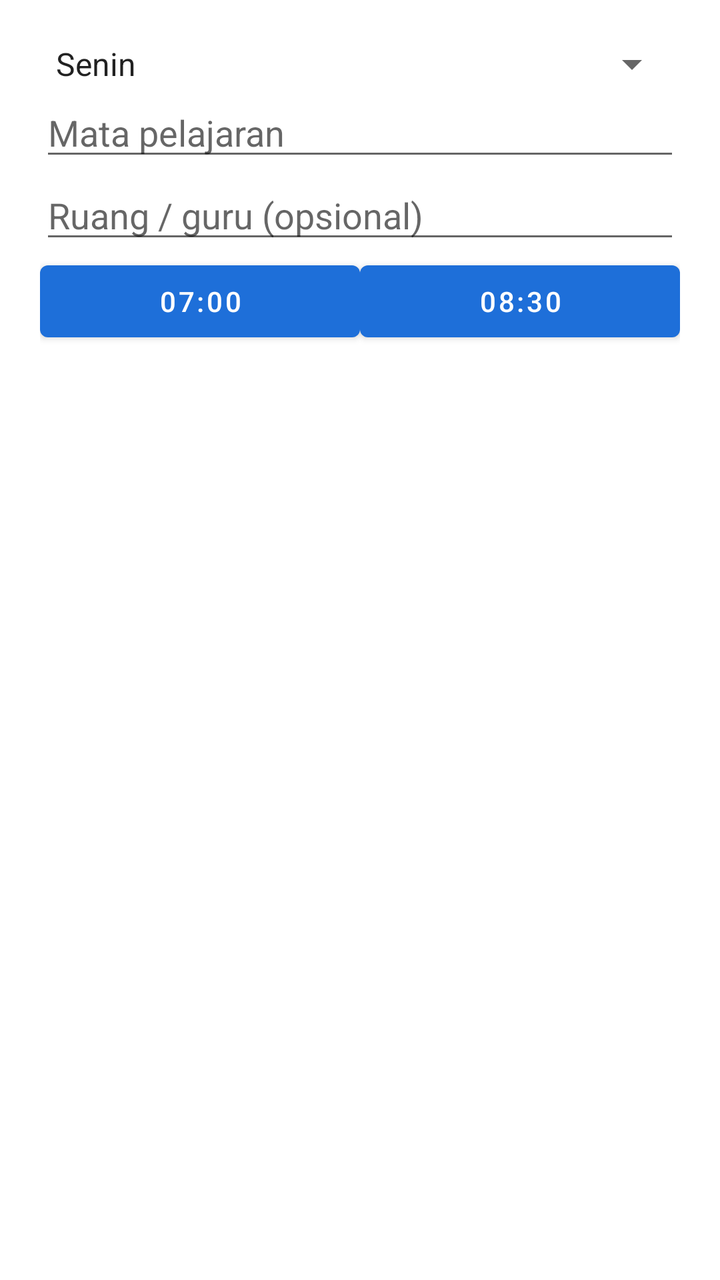
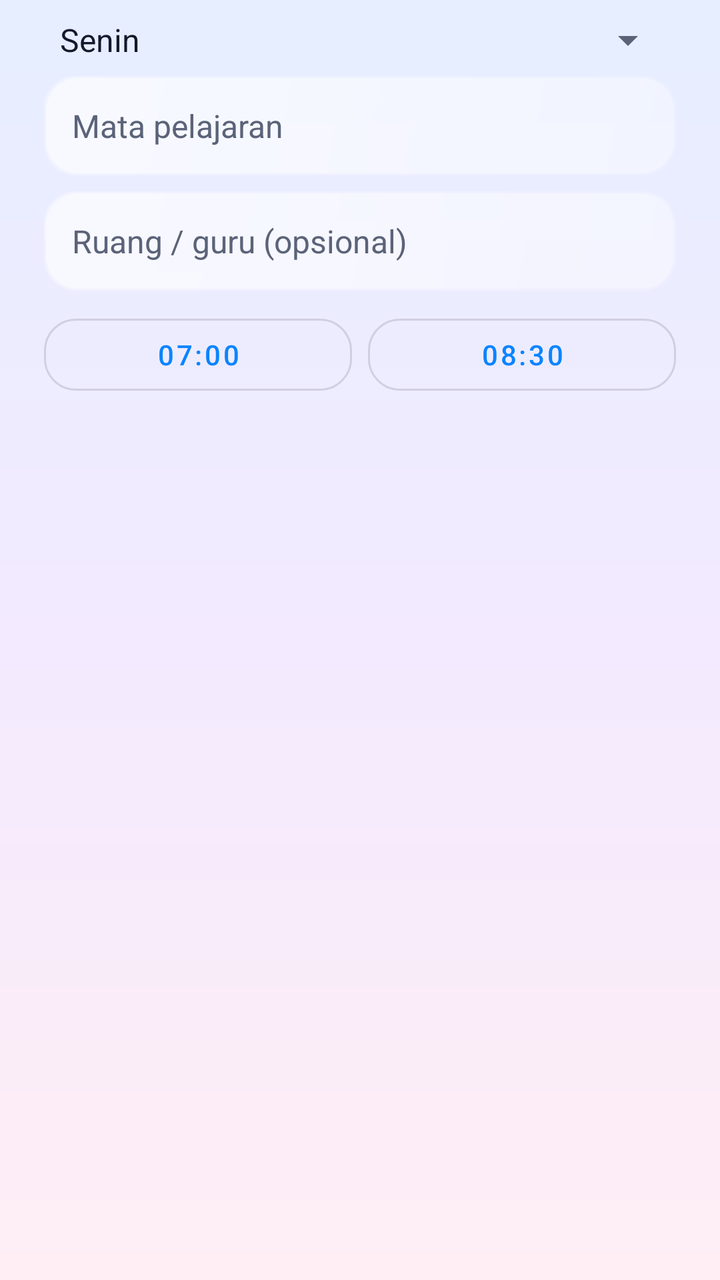

Screens rendered from an Android XML layout before and after an edit, with the pre-edit source and the edit as a unified diff.
<!-- AndroidManifest.xml: application theme Theme.Catatan -->
<!-- res/layout/dialog_lesson.xml -->
<?xml version="1.0" encoding="utf-8"?>
<LinearLayout xmlns:android="http://schemas.android.com/apk/res/android"
    android:layout_width="match_parent"
    android:layout_height="wrap_content"
    android:orientation="vertical"
    android:padding="20dp">

    <Spinner android:id="@+id/spDay" android:layout_width="match_parent" android:layout_height="wrap_content"
        android:entries="@array/hari" />
    <EditText android:id="@+id/etSubject" android:layout_width="match_parent" android:layout_height="wrap_content"
        android:hint="Mata pelajaran" android:inputType="textCapWords" />
    <EditText android:id="@+id/etRoom" android:layout_width="match_parent" android:layout_height="wrap_content"
        android:hint="Ruang / guru (opsional)" android:inputType="textCapWords" />
    <LinearLayout android:layout_width="match_parent" android:layout_height="wrap_content" android:orientation="horizontal">
        <Button android:id="@+id/btnStart" android:layout_width="0dp" android:layout_weight="1"
            android:layout_height="wrap_content" android:text="07:00" />
        <Button android:id="@+id/btnEnd" android:layout_width="0dp" android:layout_weight="1"
            android:layout_height="wrap_content" android:text="08:30" />
    </LinearLayout>
</LinearLayout>
<!-- resources referenced by this layout -->
<resources>
  <style name="Theme.Catatan" parent="Theme.MaterialComponents.DayNight.DarkActionBar">
          <item name="colorPrimary">#1E6FD9</item>
          <item name="colorPrimaryVariant">#1457AD</item>
          <item name="colorSecondary">#1E6FD9</item>
          <item name="colorOnPrimary">#FFFFFF</item>
      </style>
  <!-- unchanged entries left out for length: 1 -->
</resources>

<!-- the commit's change to res/layout/dialog_lesson.xml (unified diff, before → after) -->
@@ -1,20 +1,26 @@
 <?xml version="1.0" encoding="utf-8"?>
 <LinearLayout xmlns:android="http://schemas.android.com/apk/res/android"
+    xmlns:app="http://schemas.android.com/apk/res-auto"
     android:layout_width="match_parent"
     android:layout_height="wrap_content"
     android:orientation="vertical"
-    android:padding="20dp">
+    android:paddingStart="22dp"
+    android:paddingTop="8dp"
+    android:paddingEnd="22dp"
+    android:paddingBottom="4dp">
 
     <Spinner android:id="@+id/spDay" android:layout_width="match_parent" android:layout_height="wrap_content"
-        android:entries="@array/hari" />
-    <EditText android:id="@+id/etSubject" android:layout_width="match_parent" android:layout_height="wrap_content"
+        android:layout_marginBottom="6dp" android:entries="@array/hari" />
+    <EditText android:id="@+id/etSubject" style="@style/App.Input"
         android:hint="Mata pelajaran" android:inputType="textCapWords" />
-    <EditText android:id="@+id/etRoom" android:layout_width="match_parent" android:layout_height="wrap_content"
+    <EditText android:id="@+id/etRoom" style="@style/App.Input"
         android:hint="Ruang / guru (opsional)" android:inputType="textCapWords" />
     <LinearLayout android:layout_width="match_parent" android:layout_height="wrap_content" android:orientation="horizontal">
-        <Button android:id="@+id/btnStart" android:layout_width="0dp" android:layout_weight="1"
-            android:layout_height="wrap_content" android:text="07:00" />
-        <Button android:id="@+id/btnEnd" android:layout_width="0dp" android:layout_weight="1"
-            android:layout_height="wrap_content" android:text="08:30" />
+        <Button android:id="@+id/btnStart" style="@style/Widget.MaterialComponents.Button.OutlinedButton"
+            android:layout_width="0dp" android:layout_weight="1" android:layout_height="wrap_content"
+            android:layout_marginEnd="4dp" android:text="07:00" app:cornerRadius="16dp" />
+        <Button android:id="@+id/btnEnd" style="@style/Widget.MaterialComponents.Button.OutlinedButton"
+            android:layout_width="0dp" android:layout_weight="1" android:layout_height="wrap_content"
+            android:layout_marginStart="4dp" android:text="08:30" app:cornerRadius="16dp" />
     </LinearLayout>
 </LinearLayout>
<!-- resource entries referenced after the edit -->
@@ -1,11 +1,97 @@
 <!-- resources referenced by this layout -->
 <resources>
-  <style name="Theme.Catatan" parent="Theme.MaterialComponents.DayNight.DarkActionBar">
-          <item name="colorPrimary">#1E6FD9</item>
-          <item name="colorPrimaryVariant">#1457AD</item>
-          <item name="colorSecondary">#1E6FD9</item>
+  <style name="App.Input">
+          <item name="android:layout_width">match_parent</item>
+          <item name="android:layout_height">wrap_content</item>
+          <item name="android:layout_marginBottom">8dp</item>
+          <item name="android:background">@drawable/bg_input</item>
+          <item name="android:padding">14dp</item>
+          <item name="android:textColor">@color/ink</item>
+          <item name="android:textColorHint">@color/ink_sub</item>
+          <item name="android:textSize">16sp</item>
+      </style>
+  <style name="Theme.Catatan" parent="Theme.MaterialComponents.DayNight.NoActionBar">
+          <item name="colorPrimary">@color/accent</item>
+          <item name="colorPrimaryVariant">#0060D0</item>
+          <item name="colorSecondary">@color/accent2</item>
           <item name="colorOnPrimary">#FFFFFF</item>
+          <item name="android:windowBackground">@drawable/bg_app</item>
+          <item name="android:statusBarColor">@color/bg_top</item>
+          <item name="android:windowLightStatusBar">@bool/light_bars</item>
+          <item name="android:textColorPrimary">@color/ink</item>
+          <item name="android:textColorSecondary">@color/ink_sub</item>
+          <item name="alertDialogTheme">@style/App.Alert</item>
+          <item name="android:windowAnimationStyle">@style/App.WindowAnim</item>
       </style>
+  <!-- drawable bg_input (drawable) -->
+  <?xml version="1.0" encoding="utf-8"?>
+  <layer-list xmlns:android="http://schemas.android.com/apk/res/android">
+      <item>
+          <shape android:shape="rectangle">
+              <corners android:radius="16dp" />
+              <gradient android:angle="315" android:endColor="#26FFFFFF" android:startColor="#59FFFFFF" />
+          </shape>
+      </item>
+      <item android:bottom="1dp" android:left="1dp" android:right="1dp" android:top="1dp">
+          <shape android:shape="rectangle">
+              <corners android:radius="16dp" />
+              <gradient android:angle="315" android:endColor="#4DFFFFFF" android:startColor="#80FFFFFF" />
+          </shape>
+      </item>
+  </layer-list>
+  <color name="ink">#14182B</color>
+  <color name="ink_sub">#5B6379</color>
+  <color name="accent">#0A84FF</color>
+  <color name="accent2">#5E5CE6</color>
+  <!-- drawable bg_app (drawable) -->
+  <?xml version="1.0" encoding="utf-8"?>
+  <layer-list xmlns:android="http://schemas.android.com/apk/res/android">
+      <item>
+          <shape android:shape="rectangle">
+              <gradient android:angle="270" android:centerColor="@color/bg_mid" android:endColor="@color/bg_bottom" android:startColor="@color/bg_top" />
+          </shape>
+      </item>
+  </layer-list>
+  <color name="bg_top">#E6EEFF</color>
+  <style name="App.Alert" parent="ThemeOverlay.MaterialComponents.Dialog.Alert">
+          <item name="android:windowBackground">@drawable/bg_dialog</item>
+          <item name="android:windowAnimationStyle">@style/App.DialogAnim</item>
+          <item name="android:textColorPrimary">@color/ink</item>
+          <item name="android:textColorSecondary">@color/ink_sub</item>
+          <item name="colorPrimary">@color/accent</item>
+          <item name="buttonBarPositiveButtonStyle">@style/Widget.MaterialComponents.Button.TextButton.Dialog</item>
+      </style>
+  <style name="App.WindowAnim" parent="@android:style/Animation.Activity">
+          <item name="android:activityOpenEnterAnimation">@anim/fade_in</item>
+          <item name="android:activityOpenExitAnimation">@anim/fade_out</item>
+      </style>
+  <color name="bg_mid">#F3EAFF</color>
+  <color name="bg_bottom">#FFEEF4</color>
+  <!-- drawable bg_dialog (drawable) -->
+  <?xml version="1.0" encoding="utf-8"?>
+  <inset xmlns:android="http://schemas.android.com/apk/res/android"
+      android:drawable="@drawable/bg_dialog_inner"
+      android:insetBottom="12dp" android:insetLeft="12dp" android:insetRight="12dp" android:insetTop="12dp" />
+  <style name="App.DialogAnim" parent="@android:style/Animation.Dialog">
+          <item name="android:windowEnterAnimation">@anim/dialog_in</item>
+          <item name="android:windowExitAnimation">@anim/dialog_out</item>
+      </style>
+  <!-- drawable bg_dialog_inner (drawable) -->
+  <?xml version="1.0" encoding="utf-8"?>
+  <layer-list xmlns:android="http://schemas.android.com/apk/res/android">
+      <item>
+          <shape android:shape="rectangle">
+              <corners android:radius="28dp" />
+              <gradient android:angle="315" android:endColor="#40FFFFFF" android:startColor="#CCFFFFFF" />
+          </shape>
+      </item>
+      <item android:bottom="1dp" android:left="1dp" android:right="1dp" android:top="1dp">
+          <shape android:shape="rectangle">
+              <corners android:radius="28dp" />
+              <gradient android:angle="315" android:endColor="#F2F3F0FF" android:startColor="#F7FFFFFF" />
+          </shape>
+      </item>
+  </layer-list>
   <!-- unchanged entries left out for length: 1 -->
 </resources>
 
